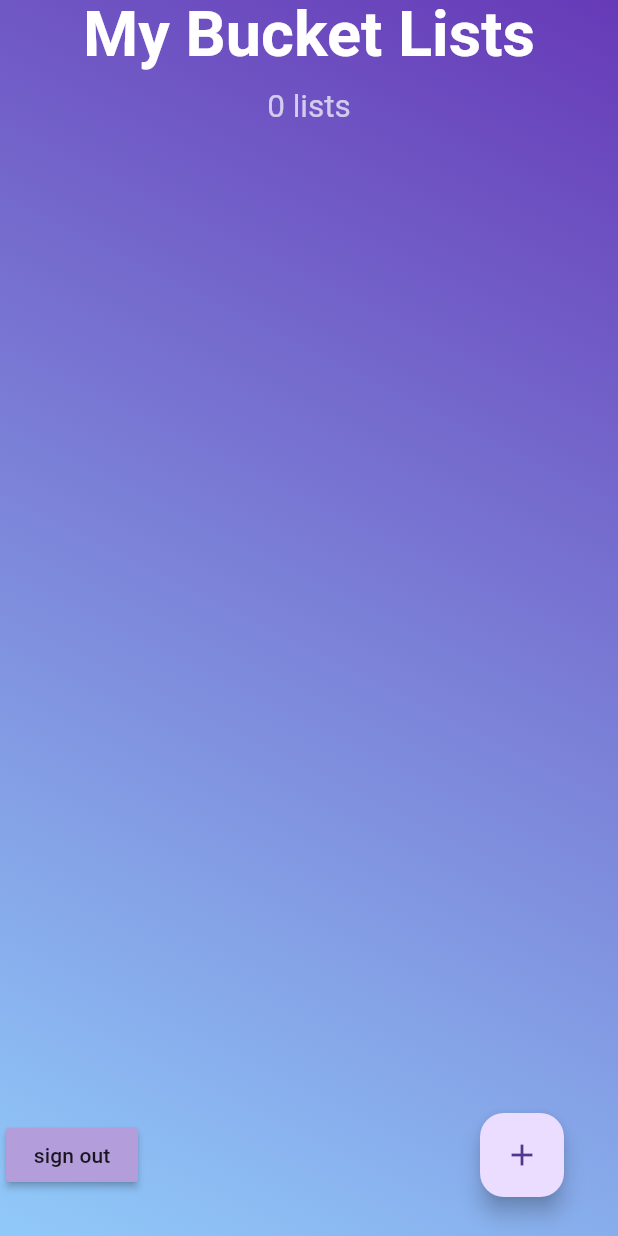
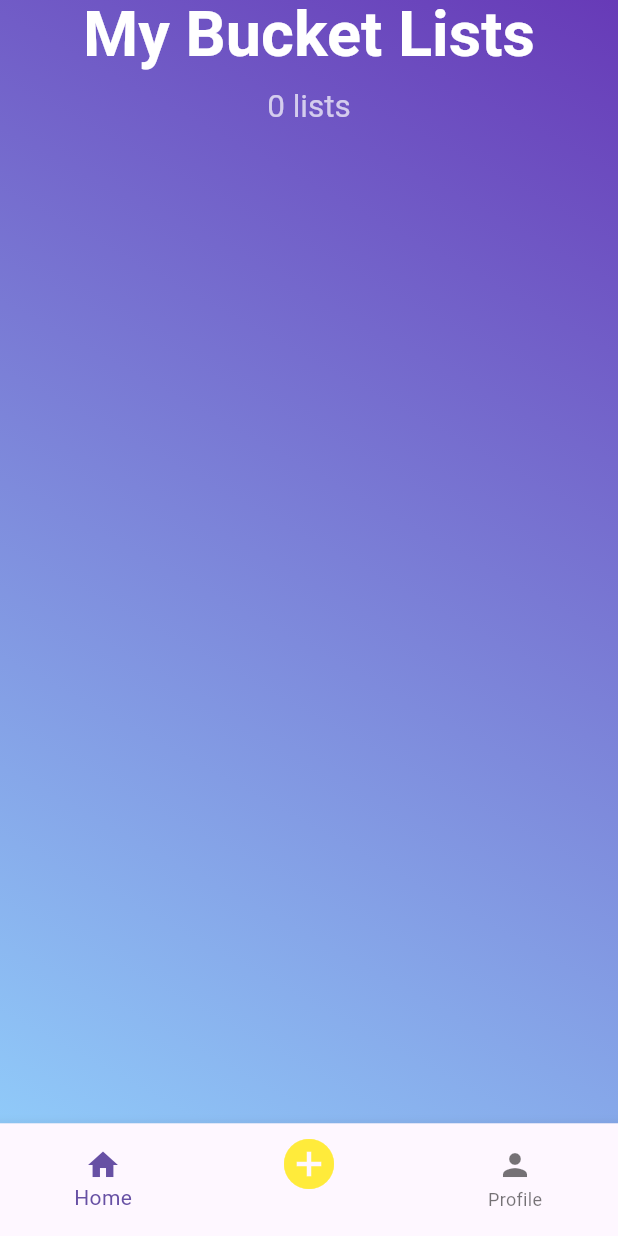
Before and after one commit to timahern/BucketLists, a Flutter app: the screen it shows once a user with an empty profile is signed in, on a phone screen of 412 x 824 dp. Run offline on Flutter 3.47's test engine with Material 3 defaults, Android fonts, the phone set to English and light mode, and no system bars; our stand-ins replace chewie, cloud_firestore, firebase_auth, firebase_core, firebase_storage, flutter_dotenv and 5 more; missing offline and left inert: image_pickers, video_thumbnail; accounts and stored records are empty.

Commit message:
added home bar at bottom of home screen, bucket list screen and profile screen. Going to work on Profile logic next

```diff
--- a/bucket_list_app/lib/screens/home_screen.dart
+++ b/bucket_list_app/lib/screens/home_screen.dart
@@ -1,4 +1,5 @@
 import 'package:bucket_list_app/screens/main_page.dart';
+import 'package:bucket_list_app/widgets/custom_home_bar.dart';
 import 'package:firebase_auth/firebase_auth.dart';
 import 'package:flutter/material.dart';
 import 'package:cloud_firestore/cloud_firestore.dart';
@@ -406,30 +407,14 @@ class _HomeScreenState extends State<HomeScreen> {
           ],
         ),
       ),
-      floatingActionButton: Padding(
-        padding: const EdgeInsets.symmetric(horizontal: 20.0, vertical: 10.0),
-        child: Row(
-          mainAxisAlignment: MainAxisAlignment.spaceBetween,
-          children: [
-            MaterialButton(
-              onPressed: () async {
-                FirebaseAuth.instance.signOut();
-                Navigator.pushAndRemoveUntil(
-                  context,
-                  MaterialPageRoute(builder: (context) => MainPage()),
-                  (route) => false,
-                );
-              },
-              color: Colors.deepPurple[200],
-              child: const Text('sign out'),
-            ),
-            FloatingActionButton(
-              onPressed: _addBucketList,
-              child: const Icon(Icons.add),
-            ),
-          ],
-        ),
+      bottomNavigationBar: CustomHomeBar(
+        currentIndex: 0,
+        onAdd: () {
+          _addBucketList();
+        },
+        isBucketListScreen: false,
       ),
+
     );
   }
 
--- /dev/null
+++ b/bucket_list_app/lib/widgets/custom_home_bar.dart
@@ -0,0 +1,53 @@
+import 'package:flutter/material.dart';
+import '../screens/home_screen.dart';
+import '../screens/profile_screen.dart';
+
+class CustomHomeBar extends StatelessWidget {
+  final int currentIndex;
+  final VoidCallback onAdd;
+  final bool isBucketListScreen;
+
+  const CustomHomeBar({
+    super.key,
+    required this.currentIndex,
+    required this.onAdd,
+    required this.isBucketListScreen,
+  });
+
+  @override
+  Widget build(BuildContext context) {
+    return BottomNavigationBar(
+      currentIndex: currentIndex, // force safe value,
+      onTap: (index) {
+        if (index == currentIndex && !isBucketListScreen) return;
+
+        switch (index) {
+          case 0:
+            Navigator.pushReplacement(
+              context,
+              MaterialPageRoute(builder: (_) => const HomeScreen()),
+            );
+            break;
+          case 1:
+            onAdd(); // 💥 Use the passed-in callback
+            break;
+          case 2:
+            Navigator.pushReplacement(
+              context,
+              MaterialPageRoute(builder: (_) => const ProfileScreen()),
+            );
+            break;
+
+        }
+      },
+      items: const [
+        BottomNavigationBarItem(icon: Icon(Icons.home), label: 'Home'),
+        BottomNavigationBarItem(
+          icon: Icon(Icons.add_circle, size: 40, color: Colors.yellow),
+          label: '',
+        ),
+        BottomNavigationBarItem(icon: Icon(Icons.person), label: 'Profile'),
+      ],
+    );
+  }
+}
```
Also changed, not shown: bucket_list_app/lib/screens/bucket_list_screen.dart (+8 -3 lines), bucket_list_app/lib/screens/profile_screen.dart (added, +69 -0 lines), 4 other files.
